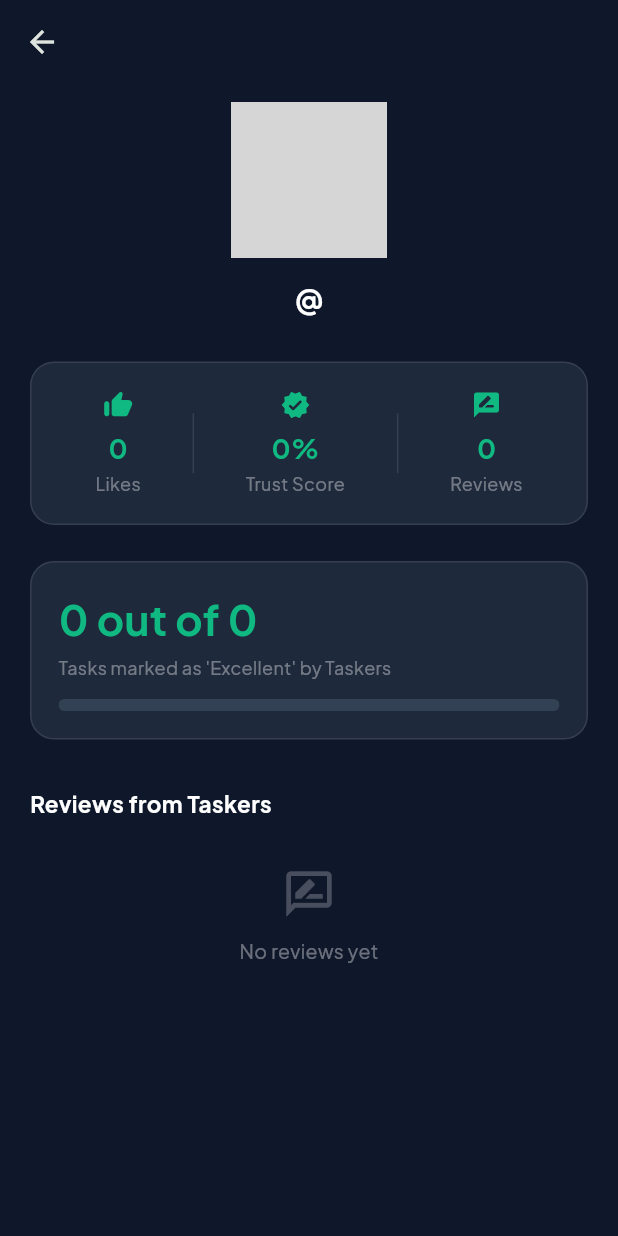
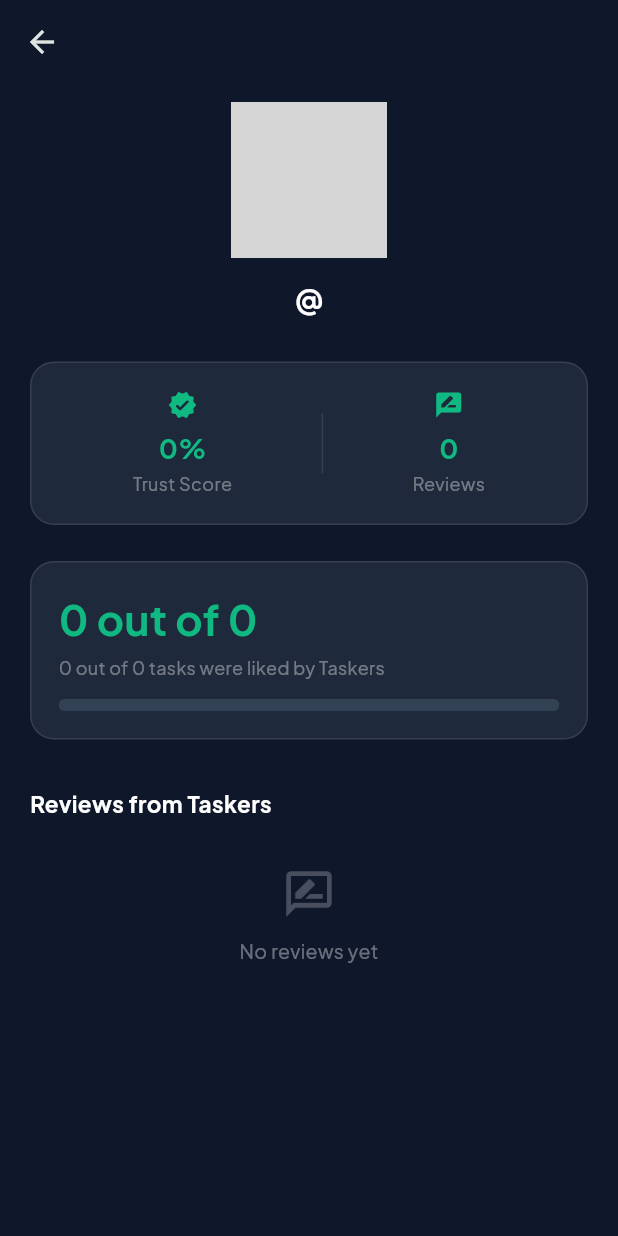
Before and after one commit to wggg01-dev/CampusTask, a Flutter app: the PublicProfileScreen screen opened directly with empty values, on a phone screen of 412 x 824 dp. Run offline on Flutter 3.47's test engine with Material 3 defaults, Android fonts, the phone set to English and light mode, and no system bars; our stand-ins replace app_links, device_info_plus, file_picker, google_fonts, share_plus, supabase_flutter; accounts and stored records are empty; network calls fail; grey boxes are pictures that could not be loaded.

Commit message:
Update user profile to remove likes and adjust trust calculation
Removes the `likes_count` field from the profile data, modifies the `calculateTrust` function to use `total_tasks_liked` and `total_tasks_approved`, and updates the displayed statistics to show only Trust Score and Reviews.

Replit-Commit-Author: Agent
Replit-Commit-Session-Id: 3ad39bae-8eef-4454-a05f-0e6cccfb7627
Replit-Commit-Checkpoint-Type: full_checkpoint
Replit-Commit-Event-Id: e2969d4a-bb6c-41b3-9278-430ac47e486c
Replit-Helium-Checkpoint-Created: true

```diff
--- a/lib/screens/public_profile_screen.dart
+++ b/lib/screens/public_profile_screen.dart
@@ -2,10 +2,10 @@ import 'package:flutter/material.dart';
 import 'package:supabase_flutter/supabase_flutter.dart';
 
 int calculateTrust(Map<String, dynamic> profile) {
-  final likes = (profile['likes_count'] as num?)?.toInt() ?? 0;
-  final total = (profile['total_reviews'] as num?)?.toInt() ?? 0;
-  if (total == 0) return 0;
-  return ((likes / total) * 100).round().clamp(0, 100);
+  final liked = (profile['total_tasks_liked'] as num?)?.toInt() ?? 0;
+  final approved = (profile['total_tasks_approved'] as num?)?.toInt() ?? 0;
+  if (approved == 0) return 0;
+  return ((liked / approved) * 100).round().clamp(0, 100);
 }
 
 class PublicProfileScreen extends StatefulWidget {
@@ -39,7 +39,7 @@ class _PublicProfileScreenState extends State<PublicProfileScreen> {
     try {
       final data = await Supabase.instance.client
           .from('profiles')
-          .select('nickname, profile_picture_url, likes_count, total_reviews, total_tasks_liked, total_tasks_approved')
+          .select('nickname, profile_picture_url, total_reviews, total_tasks_liked, total_tasks_approved')
           .eq('id', widget.targetUserId)
           .single();
       if (mounted) setState(() { _profile = data; _isLoading = false; });
@@ -78,7 +78,6 @@ class _PublicProfileScreenState extends State<PublicProfileScreen> {
     final avatarUrl = profile['profile_picture_url'] as String?;
     final initial = nickname.isNotEmpty ? nickname[0].toUpperCase() : '?';
     final trust = calculateTrust(profile);
-    final likes = (profile['likes_count'] as num?)?.toInt() ?? 0;
     final totalReviews = (profile['total_reviews'] as num?)?.toInt() ?? 0;
 
     return SingleChildScrollView(
@@ -133,8 +132,6 @@ class _PublicProfileScreenState extends State<PublicProfileScreen> {
             child: Row(
               mainAxisAlignment: MainAxisAlignment.spaceEvenly,
               children: [
-                _statItem('Likes', '$likes', Icons.thumb_up_alt_rounded),
-                _divider(),
                 _statItem('Trust Score', '$trust%', Icons.verified_rounded),
                 _divider(),
                 _statItem('Reviews', '$totalReviews',
@@ -271,9 +268,9 @@ class _PublicProfileScreenState extends State<PublicProfileScreen> {
           ),
         ),
         const SizedBox(height: 4),
-        const Text(
-          "Tasks marked as 'Excellent' by Taskers",
-          style: TextStyle(color: Colors.white38, fontSize: 12),
+        Text(
+          '$liked out of $approved tasks were liked by Taskers',
+          style: const TextStyle(color: Colors.white38, fontSize: 12),
         ),
         const SizedBox(height: 12),
         ClipRRect(
```
